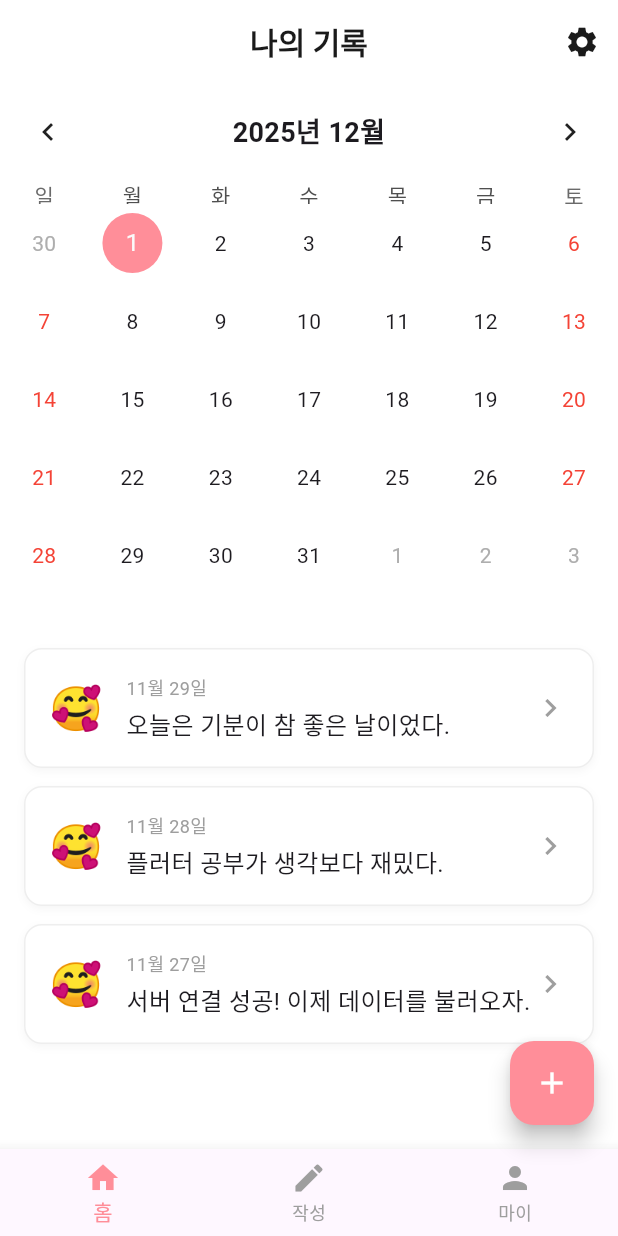
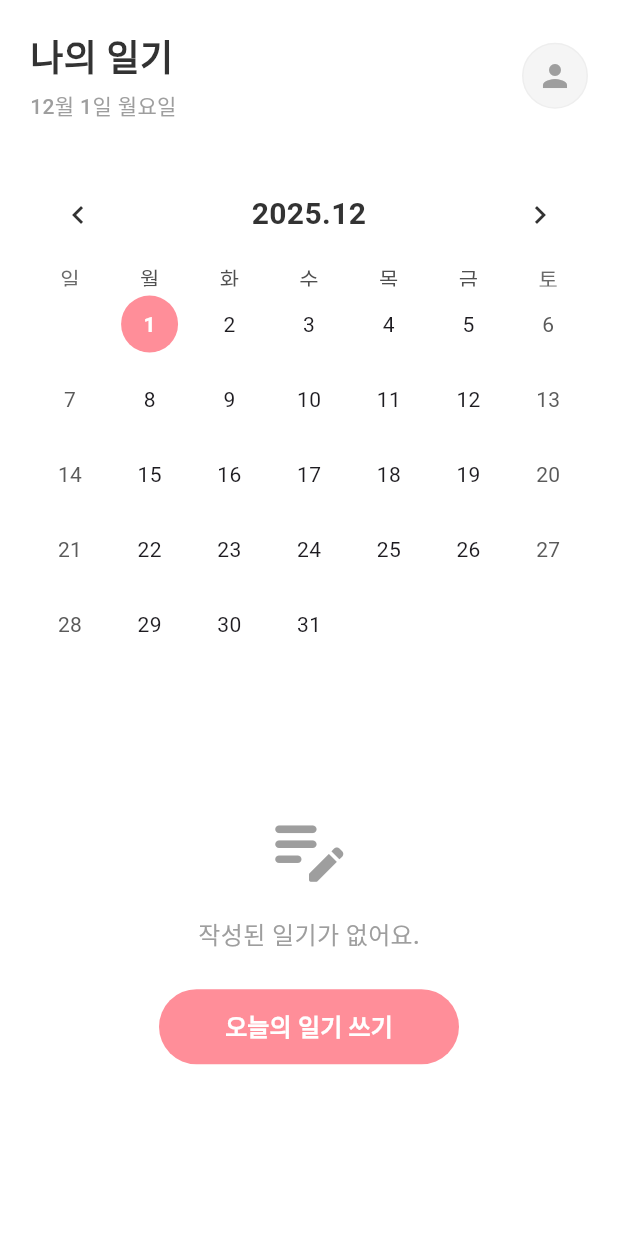
Before and after one commit to parkharoi/voda_front, a Flutter app: the HomeScreen screen opened directly, on a phone screen of 412 x 824 dp. Run offline on Flutter 3.47's test engine with Material 3 defaults, Android fonts, the phone set to English and light mode, and no system bars; drawn by our look-alikes of table_calendar; our stand-ins replace flutter_secure_storage, image_picker; accounts and stored records are empty; Roboto replaces fonts that are missing (NeoDunggeunmoCode).

Commit message:
feat : home 완료, 일기 등록은 완료

```diff
--- a/lib/common/app_colors.dart
+++ b/lib/common/app_colors.dart
@@ -8,15 +8,16 @@ class AppColors {
   AppColors._();
 
   static const Color primary = Color(0xFFFF8E99);
+  static const Color secondaryPink = Color(0xFFFFB5B5);
 
   //배경색
   static const Color background = Colors.white;
 
   //텍스트
-  static const Color textBlack = Color(0xFF1A1A1A);
+  static const Color textBlack = Color(0xFF333333);
   static const Color textGray = Color(0xFF9E9E9E);
 
   //캘린더
-  static const Color calendarToday = primary;
-  static const Color calendarSelected = textBlack;
+  static const Color calendarToday = Color(0xFF555555);
+  static const Color calendarSelected = primary;
 }
--- a/lib/common/constants.dart
+++ b/lib/common/constants.dart
@@ -5,4 +5,11 @@ class AppConstants {
   static const String refreshTokenKey = 'REFRESH_TOKEN';
 
   static const int apiTimeout = 10000;
+  static const List<String> moodEmojis = [
+    "🥰", // HAPPY (행복)
+    "😌", // PEACE (평온)
+    "😢", // SAD (슬픔)
+    "😨", // ANXIETY (불안) - 바뀜!
+    "🥳", // EXCITED (신남)
+  ];
 }
--- /dev/null
+++ b/lib/models/diary_model.dart
@@ -0,0 +1,13 @@
+class Diary {
+  final DateTime date;
+  final String moodEmoji;
+  final String title;
+  final String content;
+
+  Diary({
+    required this.date,
+    required this.moodEmoji,
+    required this.title,
+    required this.content,
+  });
+}
--- a/lib/screens/home_screen.dart
+++ b/lib/screens/home_screen.dart
@@ -1,7 +1,12 @@
 import 'package:flutter/material.dart';
 import 'package:table_calendar/table_calendar.dart';
-import 'package:intl/date_symbol_data_local.dart';
+import 'package:intl/intl.dart';
+import 'package:provider/provider.dart';
+import 'package:voda_front/screens/diary_write_screen.dart';
+import 'package:voda_front/screens/login_screen.dart';
+import 'package:voda_front/viewmodels/auth_view_model.dart';
 import '../common/app_colors.dart';
+import '../models/diary_model.dart';
 
 class HomeScreen extends StatefulWidget {
   const HomeScreen({super.key});
@@ -12,109 +17,99 @@ class HomeScreen extends StatefulWidget {
 
 class _HomeScreenState extends State<HomeScreen> {
   DateTime _focusedDay = DateTime.now();
-  DateTime? _selectedDay;
+  DateTime _selectedDay = DateTime.now();
 
-  // 임시 데이터 (나중에 ViewModel 연결 예정)
-  final List<String> _dummyDiaries = [
-    "오늘은 기분이 참 좋은 날이었다.",
-    "플러터 공부가 생각보다 재밌다.",
-    "서버 연결 성공! 이제 데이터를 불러오자.",
-  ];
+  final Map<DateTime, List<Diary>> _diaries = {
+  };
 
-  @override
-  void initState() {
-    super.initState();
-    initializeDateFormatting();
+  List<Diary> _getDiariesForDay(DateTime day) {
+    return _diaries[DateTime.utc(day.year, day.month, day.day)] ?? [];
   }
 
   @override
   Widget build(BuildContext context) {
+    final String selectedDateText = DateFormat('M월 d일 EEEE', 'ko_KR').format(_selectedDay);
+
     return Scaffold(
-      appBar: AppBar(
-        title: const Text("나의 기록"),
-        actions: [
-          IconButton(
-            icon: const Icon(Icons.settings),
-            onPressed: () {
-              // 설정 화면 이동
-            },
-          ),
-        ],
-      ),
-      body: Column(
+      backgroundColor: Colors.white,
+      body: SafeArea(
+        child: Padding(
+          padding: const EdgeInsets.symmetric(horizontal: 20.0),
+          child: Column(
             children: [
-
-          _buildCalendar(),
-
               const SizedBox(height: 20),
 
-
-          Expanded(
-            child: _buildDiaryList(),
+              Row(
+                mainAxisAlignment: MainAxisAlignment.spaceBetween,
+                crossAxisAlignment: CrossAxisAlignment.center,
+                children: [
+                  Column(
+                    crossAxisAlignment: CrossAxisAlignment.start,
+                    children: [
+                      const Text(
+                        "나의 일기",
+                        style: TextStyle(
+                          fontSize: 24,
+                          fontWeight: FontWeight.bold,
+                          color: AppColors.textBlack,
+                        ),
+                      ),
+                      const SizedBox(height :4),
+                      Text(
+                        selectedDateText,
+                        style: const TextStyle(
+                            fontSize: 14,
+                            color: AppColors.textGray,
+                            fontWeight: FontWeight.w500
+                        ),
                       ),
                     ],
                   ),
 
-
-      bottomNavigationBar: BottomNavigationBar(
-        currentIndex: 0,
-        type: BottomNavigationBarType.fixed,
-        selectedItemColor: AppColors.primary,
-        unselectedItemColor: Colors.grey,
-        items: const [
-          BottomNavigationBarItem(icon: Icon(Icons.home), label: '홈'),
-          BottomNavigationBarItem(icon: Icon(Icons.edit), label: '작성'),
-          BottomNavigationBarItem(icon: Icon(Icons.person), label: '마이'),
+                  // 일단 사용자 아이콘에 로그아웃 기능 연결
+                  GestureDetector(
+                    onTap: () {
+                      _showLogoutDialog(context); //팝업
+                    },
+                    child: Container(
+                      width: 44,
+                      height: 44,
+                      decoration: BoxDecoration(
+                        color: Colors.grey.shade100,
+                        shape: BoxShape.circle,
+                        border: Border.all(color: Colors.grey.shade200),
+                      ),
+                      child: const Icon(Icons.person, color: Colors.grey),
+                    ),
+                  ),
                 ],
               ),
 
+              const SizedBox(height: 30),
 
-      floatingActionButton: FloatingActionButton(
-        onPressed: () {
-          // 글쓰기 화면으로 이동
-        },
-        backgroundColor: AppColors.primary,
-        child: const Icon(Icons.add, color: Colors.white),
+              // 캘린더 영역
+              _buildCalendar(),
+
+              const SizedBox(height: 30),
+
+              // 하단 영역
+              Expanded(
+                child: _buildBottomContent(),
+              ),
+            ],
+          ),
+        ),
       ),
     );
   }
 
-  // 📅 캘린더 위젯
+  // 캘린더 위젯
   Widget _buildCalendar() {
     return TableCalendar(
-      locale: 'ko_KR', // 한국어
-      firstDay: DateTime.utc(2023, 1, 1),
+      locale: 'ko_KR',
+      firstDay: DateTime.utc(2020, 1, 1),
       lastDay: DateTime.utc(2030, 12, 31),
       focusedDay: _focusedDay,
-
-      // 헤더 스타일 (2025년 11월)
-      headerStyle: const HeaderStyle(
-        formatButtonVisible: false, // 2주/1주 보기 버튼 숨김
-        titleCentered: true,
-        titleTextStyle: TextStyle(
-          fontSize: 18,
-          fontWeight: FontWeight.bold,
-          fontFamily: 'NeoDunggeunmoCode', // 폰트 강제 지정 (확실하게)
-        ),
-      ),
-
-      // 달력 스타일링
-      calendarStyle: const CalendarStyle(
-        // 오늘 날짜: 핑크색 동그라미
-        todayDecoration: BoxDecoration(
-          color: AppColors.primary,
-          shape: BoxShape.circle,
-        ),
-        // 선택한 날짜: 진한 회색 동그라미
-        selectedDecoration: BoxDecoration(
-          color: AppColors.textBlack,
-          shape: BoxShape.circle,
-        ),
-        // 주말 색상 (선택사항)
-        weekendTextStyle: TextStyle(color: Colors.red),
-      ),
-
-      // 날짜 선택 로직
       selectedDayPredicate: (day) => isSameDay(_selectedDay, day),
       onDaySelected: (selectedDay, focusedDay) {
         setState(() {
@@ -122,63 +117,171 @@ class _HomeScreenState extends State<HomeScreen> {
           _focusedDay = focusedDay;
         });
       },
+      eventLoader: _getDiariesForDay,
+
+      calendarStyle: const CalendarStyle(
+        outsideDaysVisible: false,
+        todayTextStyle: TextStyle(color: AppColors.primary, fontWeight: FontWeight.bold),
+        todayDecoration: BoxDecoration(color: Colors.transparent),
+        selectedDecoration: BoxDecoration(
+          color: AppColors.primary,
+          shape: BoxShape.circle,
+        ),
+        selectedTextStyle: TextStyle(color: Colors.white, fontWeight: FontWeight.bold),
+        markerDecoration: BoxDecoration(
+          color: AppColors.secondaryPink,
+          shape: BoxShape.circle,
+        ),
+        markerSize: 5,
+        markersAlignment: Alignment.bottomCenter,
+      ),
+
+      headerStyle: HeaderStyle(
+        formatButtonVisible: false,
+        titleCentered: true,
+        titleTextFormatter: (date, locale) => DateFormat('yyyy.MM', locale).format(date),
+        titleTextStyle: const TextStyle(
+          fontSize: 20,
+          fontWeight: FontWeight.bold,
+          color: AppColors.textBlack,
+        ),
+        leftChevronIcon: const Icon(Icons.chevron_left, color: AppColors.textBlack),
+        rightChevronIcon: const Icon(Icons.chevron_right, color: AppColors.textBlack),
+      ),
+      rowHeight: 50,
     );
   }
 
-  // 📝 리스트 위젯
-  Widget _buildDiaryList() {
+  // 📝 하단 컨텐츠
+  Widget _buildBottomContent() {
+    final selectedDiaries = _getDiariesForDay(_selectedDay);
+
+    if (selectedDiaries.isEmpty) {
+      return Column(
+        mainAxisAlignment: MainAxisAlignment.center,
+        children: [
+          const Icon(Icons.edit_note_rounded, size: 60, color: AppColors.textGray),
+          const SizedBox(height: 16),
+          const Text(
+            "작성된 일기가 없어요.",
+            style: TextStyle(
+              fontSize: 16,
+              color: AppColors.textGray,
+              fontWeight: FontWeight.w500,
+            ),
+          ),
+          const SizedBox(height: 24),
+          SizedBox(
+            width: 200,
+            height: 50,
+            child: ElevatedButton(
+              onPressed: () {
+                Navigator.push(
+                  context,
+                  MaterialPageRoute(
+                    builder: (context) => DiaryWriteScreen(
+                      selectedDate: _selectedDay,
+                    ),
+                  ),
+                );
+              },
+              style: ElevatedButton.styleFrom(
+                backgroundColor: AppColors.primary,
+                elevation: 0,
+                shape: RoundedRectangleBorder(
+                  borderRadius: BorderRadius.circular(30),
+                ),
+              ),
+              child: const Text(
+                "오늘의 일기 쓰기",
+                style: TextStyle(
+                  color: Colors.white,
+                  fontSize: 16,
+                  fontWeight: FontWeight.bold,
+                ),
+              ),
+            ),
+          ),
+          const SizedBox(height: 50),
+        ],
+      );
+    }
+
     return ListView.separated(
-      padding: const EdgeInsets.all(16),
-      itemCount: _dummyDiaries.length,
-      separatorBuilder: (_, __) => const SizedBox(height: 12),
+      itemCount: selectedDiaries.length,
+      separatorBuilder: (context, index) => const SizedBox(height: 12),
       itemBuilder: (context, index) {
+        final diary = selectedDiaries[index];
         return Container(
           padding: const EdgeInsets.all(16),
           decoration: BoxDecoration(
             color: Colors.white,
-            borderRadius: BorderRadius.circular(12),
-            border: Border.all(color: Colors.grey.shade200), // 연한 테두리
-            boxShadow: [
-              BoxShadow(
-                color: Colors.grey.withOpacity(0.1),
-                blurRadius: 4,
-                offset: const Offset(0, 2),
-              ),
-            ],
+            borderRadius: BorderRadius.circular(16),
+            border: Border.all(color: Colors.grey.shade200),
           ),
           child: Row(
             children: [
-              // 감정 아이콘
-              const Text("🥰", style: TextStyle(fontSize: 28)),
+              Text(diary.moodEmoji, style: const TextStyle(fontSize: 28)),
               const SizedBox(width: 16),
-
-              // 내용
               Expanded(
                 child: Column(
                   crossAxisAlignment: CrossAxisAlignment.start,
                   children: [
                     Text(
-                      "11월 ${29 - index}일",
-                      style: const TextStyle(
-                        fontSize: 12,
-                        color: AppColors.textGray,
-                      ),
+                      diary.title,
+                      style: const TextStyle(fontWeight: FontWeight.bold, fontSize: 16),
                     ),
                     const SizedBox(height: 4),
                     Text(
-                      _dummyDiaries[index],
-                      style: const TextStyle(fontSize: 16),
+                      diary.content,
+                      style: const TextStyle(color: AppColors.textGray, fontSize: 14),
                       maxLines: 1,
                       overflow: TextOverflow.ellipsis,
                     ),
                   ],
                 ),
               ),
-              const Icon(Icons.chevron_right, color: AppColors.textGray),
             ],
           ),
         );
       },
     );
   }
+
+  // ✨ [추가] 로그아웃 다이얼로그 함수
+  void _showLogoutDialog(BuildContext context) {
+    showDialog(
+      context: context,
+      builder: (context) => AlertDialog(
+        backgroundColor: Colors.white,
+        title: const Text("로그아웃", style: TextStyle(fontWeight: FontWeight.bold)),
+        content: const Text("정말 로그아웃 하시겠습니까?"),
+        actions: [
+          TextButton(
+            onPressed: () => Navigator.pop(context), // 취소
+            child: const Text("취소", style: TextStyle(color: AppColors.textGray)),
+          ),
+          TextButton(
+            onPressed: () async {
+              // 1. 다이얼로그 닫기
+              Navigator.pop(context);
+
+              // 2. 뷰모델에게 로그아웃 요청 (토큰 삭제)
+              await Provider.of<AuthViewModel>(context, listen: false).logout();
+
+              // 3. 로그인 화면으로 강제 이동 (뒤로가기 방지)
+              if (context.mounted) {
+                Navigator.pushAndRemoveUntil(
+                  context,
+                  MaterialPageRoute(builder: (_) => const LoginScreen()),
+                      (route) => false, // 이전 화면 스택 모두 삭제
+                );
               }
+            },
+            child: const Text("확인", style: TextStyle(color: AppColors.primary, fontWeight: FontWeight.bold)),
+          ),
+        ],
+      ),
+    );
+  }
+}
--- a/lib/screens/login_screen.dart
+++ b/lib/screens/login_screen.dart
@@ -3,7 +3,7 @@ import 'package:provider/provider.dart';
 import 'package:voda_front/components/voda_text_field.dart';
 import 'package:voda_front/viewmodels/auth_view_model.dart';
 import '../common/app_colors.dart';
-import 'home_screen.dart'; // 로그인 성공 시 이동할 곳
+import 'home_screen.dart';
 
 class LoginScreen extends StatefulWidget {
   const LoginScreen({super.key});
--- a/lib/viewmodels/auth_view_model.dart
+++ b/lib/viewmodels/auth_view_model.dart
@@ -49,8 +49,8 @@ class AuthViewModel extends ChangeNotifier {
   }
 
   Future<void> logout() async {
-    await _storage.delete(key: 'accessToken');
-    await _storage.delete(key: 'refreshToken');
+    await _storage.delete(key: AppConstants.accessTokenKey);
+    await _storage.delete(key: AppConstants.refreshTokenKey);
     _token = null;
     notifyListeners();
   }
--- a/pubspec.yaml
+++ b/pubspec.yaml
@@ -16,6 +16,7 @@ dependencies:
   provider: ^6.1.2
   http: ^1.2.0
   flutter_secure_storage: ^9.0.0
+  image_picker: ^1.0.7
 
   # The following adds the Cupertino Icons font to your application.
   # Use with the CupertinoIcons class for iOS style icons.
```
Also changed, not shown: lib/main.dart (+12 -5 lines), lib/repositories/diary_repository.dart (added, +62 -0 lines), lib/screens/diary_write_screen.dart (added, +215 -0 lines), lib/viewmodels/diary_view_model.dart (added, +69 -0 lines), pubspec.lock, 5 other files. Lines whose indentation alone changed are shown as unchanged.
